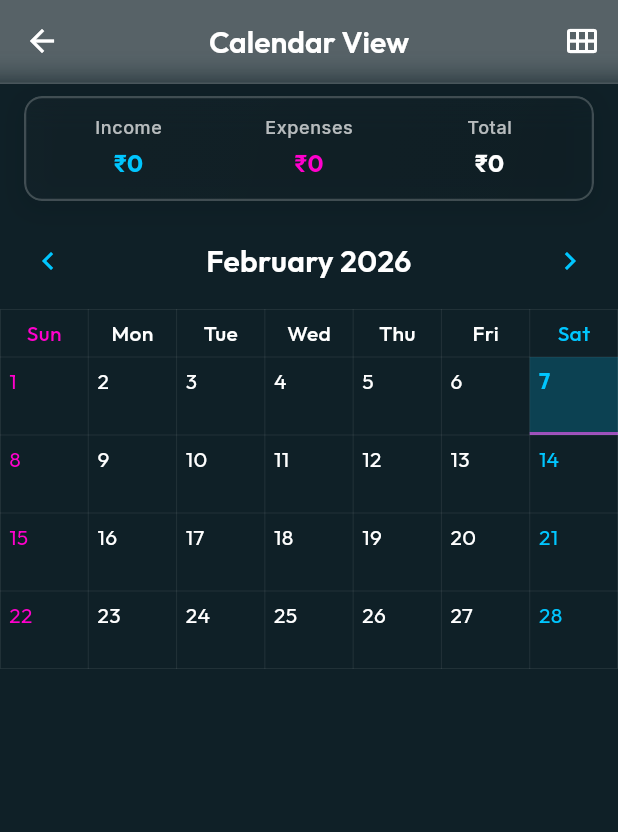
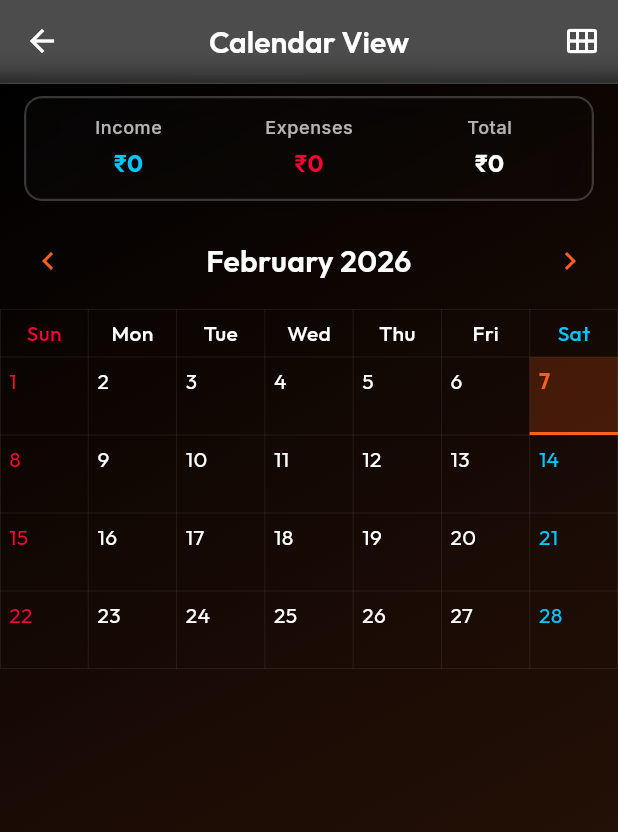
Before and after one commit to suraj-yadav0/money_manager, a Flutter app: the CalendarViewScreen screen opened directly, on a phone screen of 412 x 824 dp. Shown: the top 832 px of the screen. Run offline on Flutter 3.47's test engine with Material 3 defaults, Android fonts, the phone set to English and light mode, and no system bars; drawn by our look-alikes of table_calendar; our stand-ins replace drift, fl_chart, flutter_riverpod, google_fonts, image_picker, shared_preferences; accounts and stored records are empty; generated files the repository leaves out were written again.

Commit message:
feat: Introduce and apply a new Naruto-themed color palette to various UI components.

```diff
--- a/lib/core/navigation/app_shell.dart
+++ b/lib/core/navigation/app_shell.dart
@@ -134,7 +134,7 @@ class _AppShellState extends ConsumerState<AppShell> {
                         shape: BoxShape.circle,
                         boxShadow: [
                           BoxShadow(
-                            color: AppTheme.neonBlue.withOpacity(0.5),
+                            color: AppTheme.narutoOrange.withOpacity(0.5),
                             blurRadius: 15,
                             spreadRadius: 2,
                             offset: const Offset(0, 4),
@@ -180,7 +180,7 @@ class _AppShellState extends ConsumerState<AppShell> {
               boxShadow: isSelected
                   ? [
                       BoxShadow(
-                        color: AppTheme.neonBlue.withOpacity(0.3),
+                        color: AppTheme.narutoOrange.withOpacity(0.3),
                         blurRadius: 12,
                       ),
                     ]
@@ -189,7 +189,7 @@ class _AppShellState extends ConsumerState<AppShell> {
             child: Icon(
               icon,
               color: isSelected
-                  ? AppTheme.neonBlue
+                  ? AppTheme.narutoOrange
                   : Colors.white.withOpacity(0.6),
               size: 24,
             ),
--- a/lib/core/presentation/glass_widgets.dart
+++ b/lib/core/presentation/glass_widgets.dart
@@ -1,6 +1,8 @@
 import 'dart:ui';
 import 'package:flutter/material.dart';
 import 'package:google_fonts/google_fonts.dart';
+
+import '../theme/app_theme.dart';
 
 /// A container with glassmorphism effect (blur, semi-transparent background, gradient border).
 class GlassContainer extends StatelessWidget {
@@ -200,7 +202,7 @@ class GlassScaffold extends StatelessWidget {
         children: [
           // Plain Background
           Container(
-            color: const Color(0xFF0F2027), // Dark Blue/Black base color
+            decoration: const BoxDecoration(gradient: AppTheme.glassGradient),
           ),
 
           // Main Body Content
@@ -242,9 +244,9 @@ class GlassAppBar extends StatelessWidget implements PreferredSizeWidget {
         filter: ImageFilter.blur(sigmaX: 10, sigmaY: 10),
         child: Container(
           decoration: BoxDecoration(
-            color: const Color(
-              0xFF0F2027,
-            ).withOpacity(0.7), // Semi-transparent dark background
+            color: AppTheme.glassBackgroundDark.withOpacity(
+              0.7,
+            ), // Semi-transparent dark background
             border: Border(
               bottom: BorderSide(
                 color: Colors.white.withOpacity(0.1),
--- a/lib/core/theme/app_theme.dart
+++ b/lib/core/theme/app_theme.dart
@@ -27,15 +27,28 @@ class AppTheme {
     Color(0xFF14B8A6), // Teal
   ];
 
-  // Glassmorphism Colors
-  static const Color glassBackgroundDark = Color(0xFF0F2027);
-  static const Color glassBackgroundMedium = Color(0xFF203A43);
-  static const Color glassBackgroundLight = Color(0xFF2C5364);
+  // Naruto Theme Colors
+  static const Color narutoOrange = Color(
+    0xFFFF5F1F,
+  ); // Primary - Naruto's Jacket
+  static const Color chakraBlue = Color(0xFF00C6FF); // Secondary - Rasengan
+  static const Color kuramaRed = Color(0xFFFF0033); // Accent - Nine Tails
+  static const Color leafGreen = Color(0xFF10B981); // Success - Konoha
 
-  static const Color neonBlue = Color(0xFF00C6FF);
-  static const Color neonPurple = Color(0xFF9D50BB);
-  static const Color neonPink = Color(0xFFFF00CC);
-  static const Color neonGreen = Color(0xFF33FF00);
+  // Dark Backgrounds
+  static const Color glassBackgroundDark = Color(0xFF000000); // Pure Black
+  static const Color glassBackgroundMedium = Color(
+    0xFF1A0B05,
+  ); // Dark Brownish/Orange tint
+  static const Color glassBackgroundLight = Color(
+    0xFF2D1606,
+  ); // Lighter Orange/Brown tint
+
+  static const Color neonBlue =
+      chakraBlue; // Alias for backward compatibility if needed, but aim to replace
+  static const Color neonPurple =
+      narutoOrange; // Mapping purple to orange for now to switch primary feel
+  static const Color neonPink = kuramaRed; // Mapping pink to red
 
   // Gradients
   static const LinearGradient glassGradient = LinearGradient(
@@ -47,24 +60,22 @@ class AppTheme {
   static const LinearGradient neonGradient = LinearGradient(
     begin: Alignment.topLeft,
     end: Alignment.bottomRight,
-    colors: [neonBlue, neonPurple],
+    colors: [narutoOrange, Color(0xFFFF8C42)], // Orange gradient
   );
 
   /// Light Theme (Modified for Glass)
   static ThemeData get lightTheme {
-    // For glassmorphism, we might want to stick to a dark-ish theme even in "light" mode
-    // to make the glass effect visible, or carefuly tune white glass.
-    // For now, let's keep it consistent with the glass aesthetic (usually dark mode).
     return darkTheme;
   }
 
   /// Dark Theme
   static ThemeData get darkTheme {
     final colorScheme = ColorScheme.fromSeed(
-      seedColor: neonBlue,
+      seedColor: narutoOrange,
       brightness: Brightness.dark,
-      primary: neonBlue,
-      secondary: neonPurple,
+      primary: narutoOrange,
+      secondary: chakraBlue,
+      tertiary: kuramaRed,
       surface: Colors.transparent, // Important for glass
       onSurface: Colors.white,
       error: error,
--- a/lib/features/dashboard/screens/calendar_view_screen.dart
+++ b/lib/features/dashboard/screens/calendar_view_screen.dart
@@ -115,7 +115,7 @@ class CalendarViewScreen extends ConsumerWidget {
                             style: GoogleFonts.outfit(
                               fontSize: 16,
                               fontWeight: FontWeight.bold,
-                              color: AppTheme.neonBlue,
+                              color: AppTheme.chakraBlue,
                             ),
                           ),
                         ),
@@ -140,7 +140,7 @@ class CalendarViewScreen extends ConsumerWidget {
                             style: GoogleFonts.outfit(
                               fontSize: 16,
                               fontWeight: FontWeight.bold,
-                              color: AppTheme.neonPink,
+                              color: AppTheme.kuramaRed,
                             ),
                           ),
                         ),
@@ -241,8 +241,11 @@ class CalendarViewScreen extends ConsumerWidget {
           fontWeight: FontWeight.w600,
           color: Colors.white,
         ),
-        leftChevronIcon: Icon(Icons.chevron_left, color: AppTheme.neonBlue),
-        rightChevronIcon: Icon(Icons.chevron_right, color: AppTheme.neonBlue),
+        leftChevronIcon: Icon(Icons.chevron_left, color: AppTheme.narutoOrange),
+        rightChevronIcon: Icon(
+          Icons.chevron_right,
+          color: AppTheme.narutoOrange,
+        ),
       ),
       daysOfWeekStyle: DaysOfWeekStyle(
         dowTextFormatter: (date, locale) => Formatters.dayOfWeek(date),
@@ -278,8 +281,8 @@ class CalendarViewScreen extends ConsumerWidget {
         dowBuilder: (context, day) {
           final text = Formatters.dayOfWeek(day);
           Color color = Colors.white;
-          if (day.weekday == DateTime.sunday) color = AppTheme.neonPink;
-          if (day.weekday == DateTime.saturday) color = AppTheme.neonBlue;
+          if (day.weekday == DateTime.sunday) color = AppTheme.kuramaRed;
+          if (day.weekday == DateTime.saturday) color = AppTheme.chakraBlue;
 
           return Center(
             child: Text(
@@ -338,7 +341,7 @@ class CalendarViewScreen extends ConsumerWidget {
     // Background color logic: Today gets a dark fill
     Color backgroundColor = Colors.transparent;
     if (isToday) {
-      backgroundColor = AppTheme.neonBlue.withOpacity(0.2);
+      backgroundColor = AppTheme.narutoOrange.withOpacity(0.2);
     } else if (isSelected) {
       backgroundColor = Colors.white.withOpacity(0.05);
     }
@@ -346,18 +349,18 @@ class CalendarViewScreen extends ConsumerWidget {
     // Text color logic
     Color dayTextColor = Colors.white;
     if (isToday) {
-      dayTextColor = AppTheme.neonBlue;
+      dayTextColor = AppTheme.narutoOrange;
     } else if (date.weekday == DateTime.sunday) {
-      dayTextColor = AppTheme.neonPink;
+      dayTextColor = AppTheme.kuramaRed;
     } else if (date.weekday == DateTime.saturday) {
-      dayTextColor = AppTheme.neonBlue;
+      dayTextColor = AppTheme.chakraBlue;
     }
 
     return Container(
       decoration: BoxDecoration(
         color: backgroundColor,
         border: isSelected
-            ? Border(bottom: BorderSide(color: AppTheme.neonPurple, width: 2))
+            ? Border(bottom: BorderSide(color: AppTheme.narutoOrange, width: 2))
             : null,
       ),
       padding: const EdgeInsets.all(2),
@@ -394,7 +397,7 @@ class CalendarViewScreen extends ConsumerWidget {
                   style: GoogleFonts.outfit(
                     fontSize: 10,
                     fontWeight: FontWeight.w600,
-                    color: AppTheme.neonBlue,
+                    color: AppTheme.chakraBlue,
                   ),
                 ),
               ),
@@ -412,7 +415,7 @@ class CalendarViewScreen extends ConsumerWidget {
                   style: GoogleFonts.outfit(
                     fontSize: 10,
                     fontWeight: FontWeight.w600,
-                    color: AppTheme.neonPink,
+                    color: AppTheme.kuramaRed,
                   ),
                 ),
               ),
--- a/lib/features/dashboard/widgets/balance_card.dart
+++ b/lib/features/dashboard/widgets/balance_card.dart
@@ -4,6 +4,7 @@ import 'package:google_fonts/google_fonts.dart';
 
 import '../../../core/utils/formatters.dart';
 import '../../../core/presentation/glass_widgets.dart';
+import '../../../core/theme/app_theme.dart';
 import '../providers/dashboard_providers.dart';
 
 /// Main balance card showing income, expenses, and remaining balance
@@ -25,11 +26,11 @@ class BalanceCard extends ConsumerWidget {
         borderRadius: 32,
         padding: const EdgeInsets.all(28),
         gradientColors: [
-          const Color(0xFF6366F1).withOpacity(0.4), // Indigo
-          const Color(0xFF8B5CF6).withOpacity(0.1), // Violet
+          AppTheme.narutoOrange.withOpacity(0.4),
+          AppTheme.kuramaRed.withOpacity(0.2),
         ],
         border: Border.all(
-          color: const Color(0xFF6366F1).withOpacity(0.3),
+          color: AppTheme.narutoOrange.withOpacity(0.5),
           width: 1.5,
         ),
         child: Stack(
--- a/lib/features/transactions/screens/add_transaction_screen.dart
+++ b/lib/features/transactions/screens/add_transaction_screen.dart
@@ -398,7 +398,7 @@ class _AddTransactionScreenState extends ConsumerState<AddTransactionScreen> {
                     'Save',
                     style: GoogleFonts.outfit(
                       fontWeight: FontWeight.w600,
-                      color: AppTheme.neonBlue,
+                      color: AppTheme.chakraBlue,
                     ),
                   ),
           ),
```
